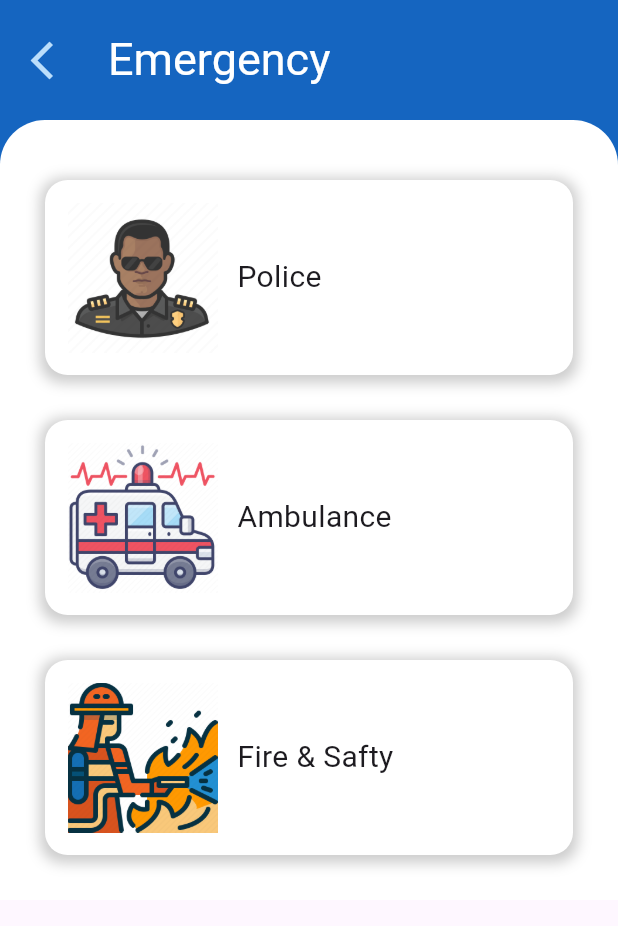
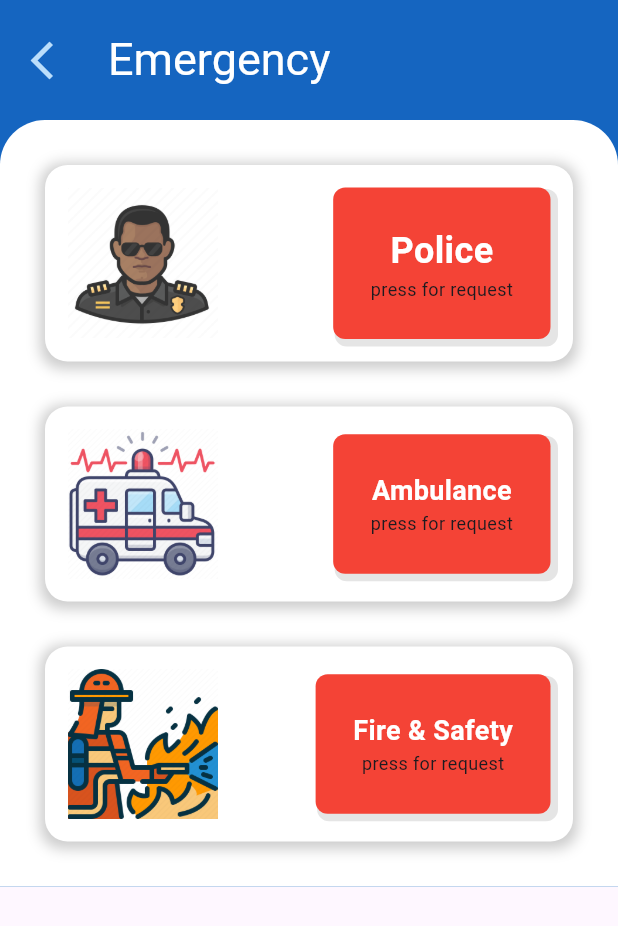
Before and after one commit to navendunandu/Link-Flutter-app, a Flutter app: the Emergency screen opened directly, on a phone screen of 412 x 824 dp. Shown: the top 926 px of the screen. Run offline on Flutter 3.47's test engine with Material 3 defaults, Android fonts, the phone set to English and light mode, and no system bars; our stand-ins replace cloud_firestore, file_picker, firebase_auth, firebase_core, firebase_storage, fluttertoast and 3 more; accounts and stored records are empty; project files that could hold a hidden picture were left out.

Commit message:
almost done

```diff
--- a/lib/EmergencyPages/emergency.dart
+++ b/lib/EmergencyPages/emergency.dart
@@ -1,5 +1,6 @@
 import 'package:flutter/cupertino.dart';
 import 'package:flutter/material.dart';
+import 'package:fluttertoast/fluttertoast.dart'; // Import Fluttertoast package
 import 'package:link/main.dart';
 
 class Emergency extends StatefulWidget {
@@ -27,37 +28,29 @@ class _EmergencyState extends State<Emergency> {
             size: 30,
           ),
         ),
-          title: Text("Emergency",
-              style: TextStyle(color: appcolor.white, fontSize: 30)),
+        title: Text("Emergency", style: TextStyle(color: appcolor.white, fontSize: 30)),
       ),
       body: SingleChildScrollView(
         child: Container(
           decoration: BoxDecoration(color: appcolor.secondary),
           child: Container(
-
             decoration: BoxDecoration(
               borderRadius: BorderRadius.only(
                 topLeft: Radius.circular(30),
-                      topRight: Radius.circular(30)),
+                topRight: Radius.circular(30),
+              ),
               color: appcolor.white,
             ),
             child: Padding(
               padding: const EdgeInsets.all(15.0),
-                  child: Column(children: [
-                    Column(
-                      mainAxisAlignment: MainAxisAlignment.spaceAround,
+              child: Column(
                 children: [
-                        SizedBox(height: 10,),
                   Padding(
                     padding: const EdgeInsets.all(15.0),
                     child: GestureDetector(
-                            // onTap: () {
-                            //   Navigator.push(
-                            //       context,
-                            //       MaterialPageRoute(
-                            //         builder: (context) => const Permit(),
-                            //       ));
-                            // },
+                      onLongPress: () {
+                        _showToast("Police request sent");
+                      },
                       child: Container(
                         decoration: BoxDecoration(
                           borderRadius: BorderRadius.circular(15),
@@ -74,16 +67,51 @@ class _EmergencyState extends State<Emergency> {
                         child: Padding(
                           padding: const EdgeInsets.all(15.0),
                           child: Row(
+                            mainAxisAlignment: MainAxisAlignment.spaceBetween,
                             children: [
                               Image.asset(
                                 "assets/images/Emergency/police.png",
                                 width: 100,
                               ),
-                                    Padding(
-                                      padding: const EdgeInsets.all(8.0),
-                                      child: Text(
-                                        " Police ",
-                                        style: TextStyle(fontSize: 20),
+                              // Padding(
+                              //   padding: const EdgeInsets.all(8.0),
+                              //   child: Text(
+                              //     " Police ",
+                              //     style: TextStyle(fontSize: 20),
+                              //   ),
+                              // ),
+                              Container(
+                                decoration: BoxDecoration(
+                                  color: appcolor.red,
+                                  borderRadius: BorderRadius.circular(8),
+                                  boxShadow: [
+                                    BoxShadow(
+                                      color: Color(0xFF000000).withOpacity(0.1),
+                                      offset: Offset(3, 3),
+                                      blurRadius: 0,
+                                      spreadRadius: 2,
+                                    ),
+                                  ],
+                                ),
+                                child: Padding(
+                                  padding: const EdgeInsets.all(25.0),
+                                  child: Column(
+                                    children: [
+                                      Text(
+                                        "Police",
+                                        style: TextStyle(
+                                          color: appcolor.white,
+                                          fontWeight: FontWeight.w600,
+                                                                                    fontSize: 24,
+
+                                        ),
+                                      ),
+                                      Text(
+                                        "press for request",
+                                        style: TextStyle(fontSize: 12),
+                                      ),
+                                    ],
+                                  ),
                                 ),
                               ),
                             ],
@@ -95,13 +123,9 @@ class _EmergencyState extends State<Emergency> {
                   Padding(
                     padding: const EdgeInsets.all(15.0),
                     child: GestureDetector(
-                            // onTap: () {
-                            //   Navigator.push(
-                            //       context,
-                            //       MaterialPageRoute(
-                            //         builder: (context) => const Fine(),
-                            //       ));
-                            // },
+                      onLongPress: () {
+                        _showToast("Ambulance request sent");
+                      },
                       child: Container(
                         decoration: BoxDecoration(
                           borderRadius: BorderRadius.circular(15),
@@ -118,16 +142,50 @@ class _EmergencyState extends State<Emergency> {
                         child: Padding(
                           padding: const EdgeInsets.all(15.0),
                           child: Row(
+                            mainAxisAlignment: MainAxisAlignment.spaceBetween,
                             children: [
                               Image.asset(
                                 "assets/images/Emergency/ambulance.png",
                                 width: 100,
                               ),
-                                    Padding(
-                                      padding: const EdgeInsets.all(8.0),
-                                      child: Text(
-                                        " Ambulance",
-                                        style: TextStyle(fontSize: 20),
+                              // Padding(
+                              //   padding: const EdgeInsets.all(8.0),
+                              //   child: Text(
+                              //     " Ambulance ",
+                              //     style: TextStyle(fontSize: 20),
+                              //   ),
+                              // ),
+                              Container(
+                                decoration: BoxDecoration(
+                                  color: appcolor.red,
+                                  borderRadius: BorderRadius.circular(8),
+                                  boxShadow: [
+                                    BoxShadow(
+                                      color: Color(0xFF000000).withOpacity(0.1),
+                                      offset: Offset(3, 3),
+                                      blurRadius: 0,
+                                      spreadRadius: 2,
+                                    ),
+                                  ],
+                                ),
+                                child: Padding(
+                                  padding: const EdgeInsets.all(25.0),
+                                  child: Column(
+                                    children: [
+                                      Text(
+                                        "Ambulance",
+                                        style: TextStyle(
+                                          color: appcolor.white,
+                                          fontWeight: FontWeight.w600,
+                                          fontSize: 18,
+                                        ),
+                                      ),
+                                      Text(
+                                        "press for request",
+                                        style: TextStyle(fontSize: 12),
+                                      ),
+                                    ],
+                                  ),
                                 ),
                               ),
                             ],
@@ -139,13 +197,9 @@ class _EmergencyState extends State<Emergency> {
                   Padding(
                     padding: const EdgeInsets.all(15.0),
                     child: GestureDetector(
-                            // onTap: () {
-                            //   Navigator.push(
-                            //       context,
-                            //       MaterialPageRoute(
-                            //         builder: (context) => const Fine(),
-                            //       ));
-                            // },
+                      onLongPress: () {
+                        _showToast("Fire & Safety request sent");
+                      },
                       child: Container(
                         decoration: BoxDecoration(
                           borderRadius: BorderRadius.circular(15),
@@ -162,16 +216,51 @@ class _EmergencyState extends State<Emergency> {
                         child: Padding(
                           padding: const EdgeInsets.all(15.0),
                           child: Row(
+                            mainAxisAlignment: MainAxisAlignment.spaceBetween,
                             children: [
                               Image.asset(
                                 "assets/images/Emergency/Fire.png",
                                 width: 100,
                               ),
-                                    Padding(
-                                      padding: const EdgeInsets.all(8.0),
-                                      child: Text(
-                                        " Fire & Safty",
-                                        style: TextStyle(fontSize: 20),
+                              // Padding(
+                              //   padding: const EdgeInsets.all(8.0),
+                              //   child: Text(
+                              //     " Fire & Safety ",
+                              //     style: TextStyle(fontSize: 20),
+                              //   ),
+                              // ),
+                              Container(
+                                decoration: BoxDecoration(
+                                  color: appcolor.red,
+                                  borderRadius: BorderRadius.circular(8),
+                                  boxShadow: [
+                                    BoxShadow(
+                                      color: Color(0xFF000000).withOpacity(0.1),
+                                      offset: Offset(3, 3),
+                                      blurRadius: 0,
+                                      spreadRadius: 2,
+                                    ),
+                                  ],
+                                ),
+                                child: Padding(
+                                  padding: const EdgeInsets.all(25.0),
+                                  child: Column(
+                                    children: [
+                                      Text(
+                                        "Fire & Safety",
+                                        style: TextStyle(
+                                          color: appcolor.white,
+                                          fontWeight: FontWeight.w600,
+                                                                                    fontSize: 18,
+
+                                        ),
+                                      ),
+                                      Text(
+                                        "press for request",
+                                        style: TextStyle(fontSize: 12),
+                                      ),
+                                    ],
+                                  ),
                                 ),
                               ),
                             ],
@@ -180,12 +269,24 @@ class _EmergencyState extends State<Emergency> {
                       ),
                     ),
                   ),
+                ],
+              ),
+            ),
+          ),
+        ),
+      ),
+    );
+  }
 
-                      ],
-                    )
-                  ]),
-                )),
-          ),
-        ));
+  void _showToast(String message) {
+    Fluttertoast.showToast(
+      msg: message,
+      toastLength: Toast.LENGTH_SHORT,
+      gravity: ToastGravity.CENTER,
+      timeInSecForIosWeb: 1,
+      backgroundColor: Colors.grey,
+      textColor: Colors.white,
+      fontSize: 16.0,
+    );
   }
 }
--- a/lib/main.dart
+++ b/lib/main.dart
@@ -27,6 +27,7 @@ class MainApp extends StatelessWidget {
   @override
   Widget build(BuildContext context) {
     return const MaterialApp(
+      debugShowCheckedModeBanner: false,
       home:SplashScreen(),
     );
   }
```
Also changed, not shown: lib/dashboard.dart (+16 -11 lines), lib/login.dart (+36 -21 lines). Lines whose indentation alone changed are shown as unchanged.
